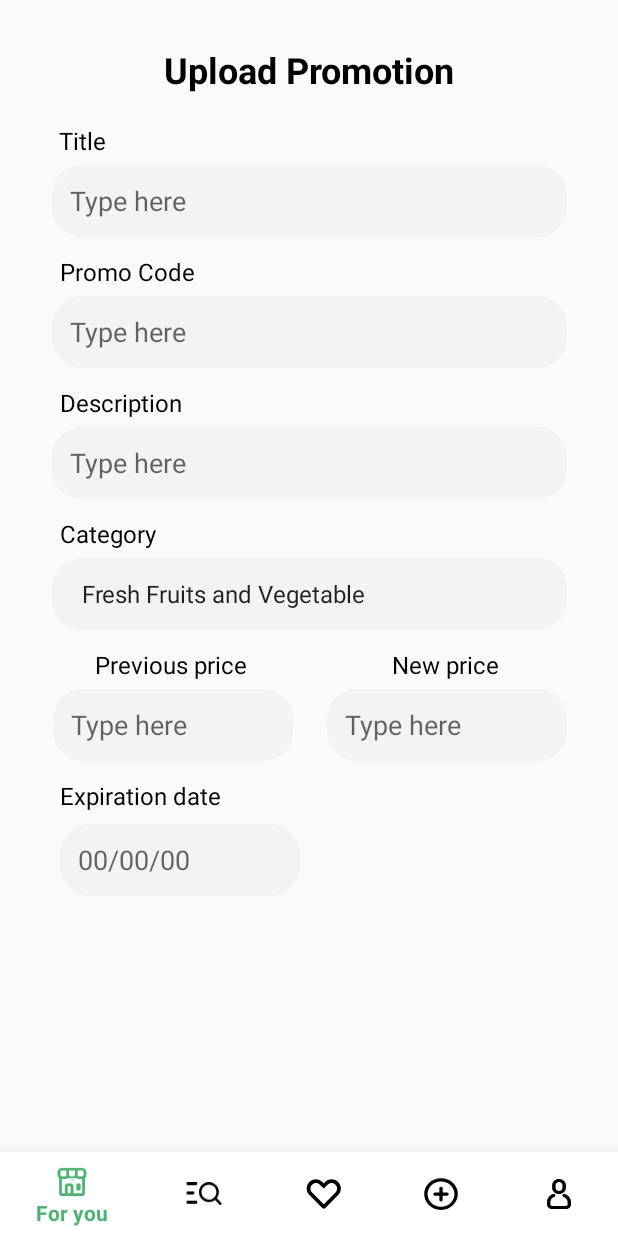
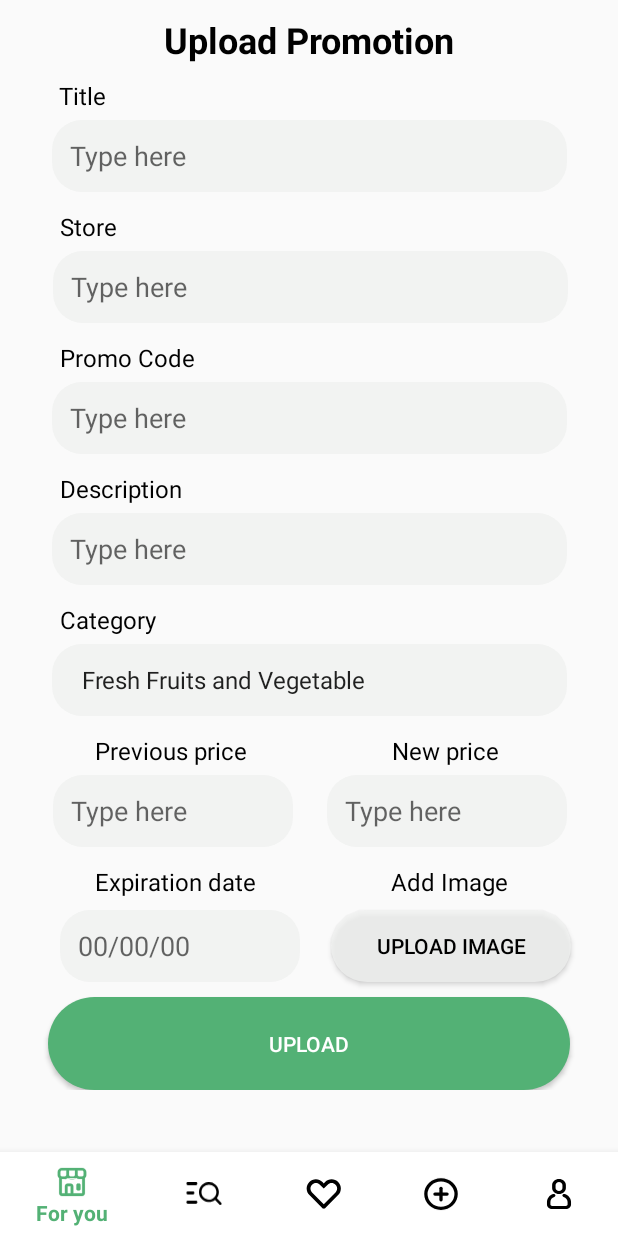
Before and after one commit to AIex21/BargainBuddy, an Android app: the fragment UploadFragment placed in its activity, on a phone screen of 412 x 824 dp. Run offline under Robolectric (Android 15) with nearby library versions, the phone set to English and light mode, and no system bars; our stand-ins replace Firebase (no records; nobody signed in at launch, a user with empty details on screens opened directly).

Commit message:
Finished design of upload page

```diff
--- a/app/build.gradle.kts
+++ b/app/build.gradle.kts
@@ -42,6 +42,7 @@ dependencies {
     implementation("com.google.firebase:firebase-auth:22.3.0")
     implementation("com.google.firebase:firebase-inappmessaging:20.4.0")
     implementation("com.google.firebase:firebase-database:20.3.0")
+    implementation("com.google.firebase:firebase-storage:20.3.0")
     testImplementation("junit:junit:4.13.2")
     androidTestImplementation("androidx.test.ext:junit:1.1.5")
     androidTestImplementation("androidx.test.espresso:espresso-core:3.5.1")
--- a/app/src/main/res/layout/fragment_upload.xml
+++ b/app/src/main/res/layout/fragment_upload.xml
@@ -1,7 +1,12 @@
 <?xml version="1.0" encoding="utf-8"?>
-<FrameLayout xmlns:android="http://schemas.android.com/apk/res/android"
+<ScrollView
+    xmlns:android="http://schemas.android.com/apk/res/android"
     xmlns:app="http://schemas.android.com/apk/res-auto"
     xmlns:tools="http://schemas.android.com/tools"
+    android:layout_width="match_parent"
+    android:layout_height="match_parent"
+    tools:context=".UploadFragment">
+<FrameLayout
     android:layout_width="match_parent"
     android:layout_height="match_parent"
     tools:context=".UploadFragment">
@@ -9,6 +14,18 @@
     <androidx.constraintlayout.widget.ConstraintLayout
         android:layout_width="match_parent"
         android:layout_height="match_parent">
+
+        <Button
+            android:id="@+id/upload_button"
+            android:layout_width="348dp"
+            android:layout_height="62dp"
+            android:layout_marginTop="10dp"
+            android:background="@drawable/round_green_button"
+            android:text="@string/upload"
+            android:textColor="#fff"
+            app:layout_constraintEnd_toEndOf="parent"
+            app:layout_constraintStart_toStartOf="parent"
+            app:layout_constraintTop_toBottomOf="@+id/editTextDate" />
 
         <EditText
             android:id="@+id/promoCode_editText"
@@ -40,11 +57,26 @@
             app:layout_constraintTop_toBottomOf="@+id/textView13"
             tools:ignore="RtlSymmetry" />
 
+        <EditText
+            android:id="@+id/store_editText"
+            android:layout_width="343dp"
+            android:layout_height="48dp"
+            android:layout_marginTop="5dp"
+            android:background="@drawable/round_edit_text_grey"
+            android:ems="10"
+            android:hint="@string/type_here"
+            android:inputType="text"
+            android:paddingStart="12dp"
+            app:layout_constraintEnd_toEndOf="parent"
+            app:layout_constraintHorizontal_bias="0.514"
+            app:layout_constraintStart_toStartOf="parent"
+            app:layout_constraintTop_toBottomOf="@+id/textView20" />
+
         <TextView
             android:id="@+id/textView12"
             android:layout_width="wrap_content"
             android:layout_height="wrap_content"
-            android:layout_marginTop="30dp"
+            android:layout_marginTop="10dp"
             android:text="@string/upload_promotion"
             android:textColor="@color/black"
             android:textSize="24sp"
@@ -57,7 +89,7 @@
             android:id="@+id/textView13"
             android:layout_width="wrap_content"
             android:layout_height="wrap_content"
-            android:layout_marginTop="20dp"
+            android:layout_marginTop="10dp"
             android:text="@string/title"
             android:textColor="@color/black"
             android:textSize="16sp"
@@ -77,7 +109,7 @@
             app:layout_constraintEnd_toEndOf="parent"
             app:layout_constraintHorizontal_bias="0.124"
             app:layout_constraintStart_toStartOf="parent"
-            app:layout_constraintTop_toBottomOf="@+id/title_editText" />
+            app:layout_constraintTop_toBottomOf="@+id/store_editText" />
 
         <TextView
             android:id="@+id/textView15"
@@ -196,7 +228,7 @@
             android:textColor="@color/black"
             android:textSize="16sp"
             app:layout_constraintEnd_toEndOf="parent"
-            app:layout_constraintHorizontal_bias="0.131"
+            app:layout_constraintHorizontal_bias="0.207"
             app:layout_constraintStart_toStartOf="parent"
             app:layout_constraintTop_toBottomOf="@+id/previousPrice_editText" />
 
@@ -215,5 +247,45 @@
             app:layout_constraintStart_toStartOf="parent"
             app:layout_constraintTop_toBottomOf="@+id/textView19" />
 
+        <TextView
+            android:id="@+id/textView20"
+            android:layout_width="wrap_content"
+            android:layout_height="wrap_content"
+            android:layout_marginTop="12dp"
+            android:text="Store"
+            android:textColor="@color/black"
+            android:textSize="16sp"
+            app:layout_constraintEnd_toEndOf="parent"
+            app:layout_constraintHorizontal_bias="0.107"
+            app:layout_constraintStart_toStartOf="parent"
+            app:layout_constraintTop_toBottomOf="@+id/title_editText" />
+
+        <Button
+            android:id="@+id/upload_image_button"
+            android:layout_width="160dp"
+            android:layout_height="48dp"
+            android:layout_marginTop="8dp"
+            android:background="@drawable/round_grey_button"
+            android:text="@string/upload_image"
+            android:textColor="@color/black"
+            app:layout_constraintEnd_toEndOf="parent"
+            app:layout_constraintHorizontal_bias="0.876"
+            app:layout_constraintStart_toStartOf="parent"
+            app:layout_constraintTop_toBottomOf="@+id/textView21" />
+
+        <TextView
+            android:id="@+id/textView21"
+            android:layout_width="wrap_content"
+            android:layout_height="wrap_content"
+            android:layout_marginTop="12dp"
+            android:text="@string/add_image"
+            android:textColor="@color/black"
+            android:textSize="16sp"
+            app:layout_constraintEnd_toEndOf="parent"
+            app:layout_constraintHorizontal_bias="0.781"
+            app:layout_constraintStart_toStartOf="parent"
+            app:layout_constraintTop_toBottomOf="@+id/newPrice_editText" />
+
     </androidx.constraintlayout.widget.ConstraintLayout>
 </FrameLayout>
+</ScrollView>
--- a/app/src/main/res/values/strings.xml
+++ b/app/src/main/res/values/strings.xml
@@ -25,6 +25,9 @@
     <string name="new_price">New price</string>
     <string name="expiration_date">Expiration date</string>
     <string name="_00_00_00">00/00/00</string>
+    <string name="upload">Upload</string>
+    <string name="add_image">Add Image</string>
+    <string name="upload_image">upload image</string>
 
     <string-array name="category">
         <item>Fresh Fruits and Vegetable</item>
```
